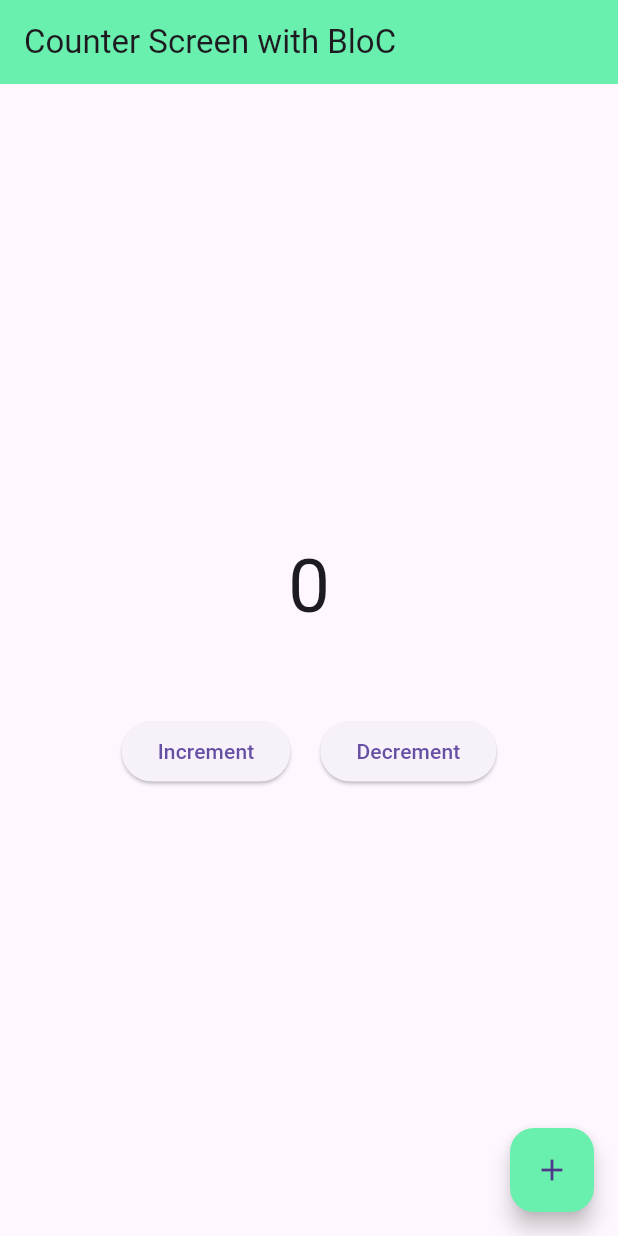
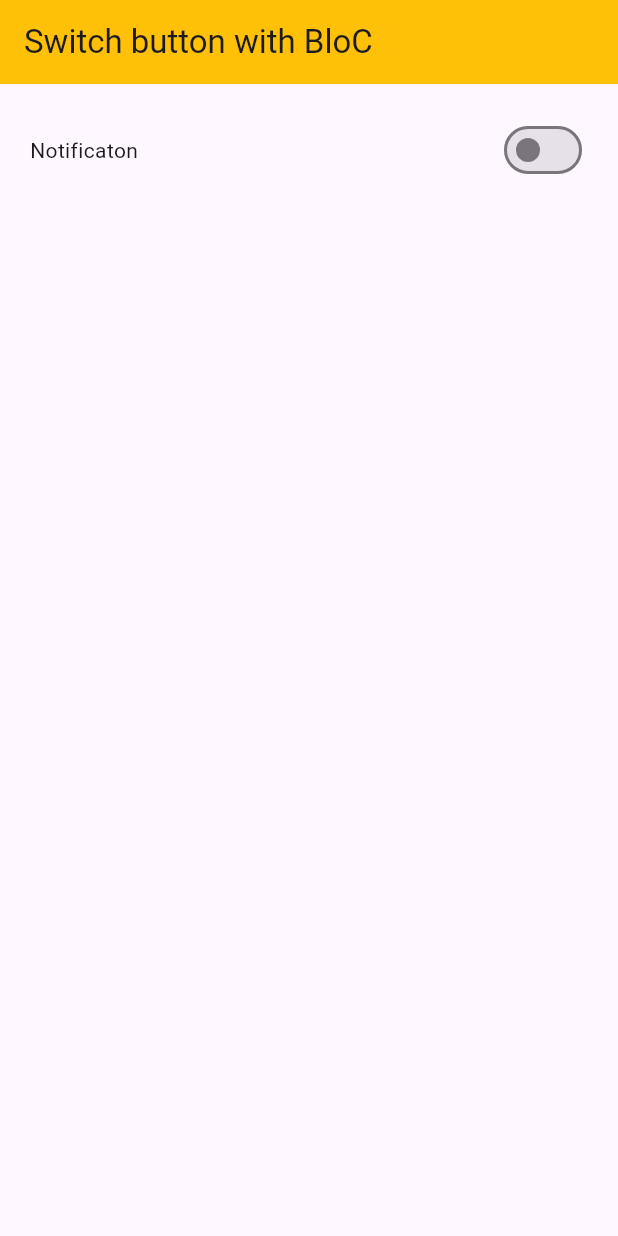
Before and after one commit to farizfarooqui/Flutter-BloC, a Flutter app: the screen it shows after launch, on a phone screen of 412 x 824 dp. Run offline on Flutter 3.47's test engine with Material 3 defaults, Android fonts, the light colour scheme and no system bars; our stand-ins replace bloc, equatable, flutter_bloc.

Commit message:
toggle button flutter bloC

```diff
--- a/lib/main.dart
+++ b/lib/main.dart
@@ -1,5 +1,7 @@
 import 'package:blocpract/HomeView/bloc/home_bloc.dart';
 import 'package:blocpract/HomeView/counterscreen.dart';
+import 'package:blocpract/switch_screen/bloc/switch_bloc.dart';
+import 'package:blocpract/switch_screen/bloc/switch_screen.dart';
 import 'package:flutter/material.dart';
 import 'package:flutter_bloc/flutter_bloc.dart';
 
@@ -12,9 +14,13 @@ class MyApp extends StatelessWidget {
   // This widget is the root of your application.
   @override
   Widget build(BuildContext context) {
+    // return MaterialApp(
+    //   home: SwitchScreen(),
+    // );
+
     return BlocProvider(
-        create: (_) => HomeBloc(),
+        create: (_) => SwitchBloc(),
         child: const MaterialApp(
-            debugShowCheckedModeBanner: false, home: CounterScreen()));
+            debugShowCheckedModeBanner: false, home: SwitchScreen()));
   }
 }
--- a/lib/person.dart
+++ /dev/null
@@ -1,12 +0,0 @@
-import 'package:equatable/equatable.dart';
-
-class Person extends Equatable {
-  final String name;
-  final int age;
-
-  Person({required this.name, required this.age});
-
-  @override
-  // TODO: implement props
-  List<Object?> get props => [name, age];
-}
--- /dev/null
+++ b/lib/switch_screen/bloc/switch_bloc.dart
@@ -0,0 +1,18 @@
+import 'dart:async';
+
+import 'package:bloc/bloc.dart';
+import 'package:equatable/equatable.dart';
+
+part 'switch_event.dart';
+part 'switch_state.dart';
+
+class SwitchBloc extends Bloc<SwitchEvent, SwitchState> {
+  SwitchBloc() : super(SwitchState()) {
+    on<EnableOrDisableSwitchEvent>(enableOrDisableSwitchEvent);
+  }
+
+  FutureOr<void> enableOrDisableSwitchEvent(
+      EnableOrDisableSwitchEvent event, Emitter<SwitchState> emit) {
+    emit(state.copyWith(isSwitch: !state.isSwitch));
+  }
+}
--- /dev/null
+++ b/lib/switch_screen/bloc/switch_event.dart
@@ -0,0 +1,10 @@
+part of 'switch_bloc.dart';
+
+abstract class SwitchEvent extends Equatable {
+  const SwitchEvent();
+
+  @override
+  List<Object> get props => [];
+}
+
+class EnableOrDisableSwitchEvent extends SwitchEvent {}
--- /dev/null
+++ b/lib/switch_screen/bloc/switch_screen.dart
@@ -0,0 +1,45 @@
+import 'package:blocpract/switch_screen/bloc/switch_bloc.dart';
+import 'package:flutter/material.dart';
+import 'package:flutter_bloc/flutter_bloc.dart';
+
+class SwitchScreen extends StatefulWidget {
+  const SwitchScreen({super.key});
+
+  @override
+  State<SwitchScreen> createState() => _SwitchScreenState();
+}
+
+class _SwitchScreenState extends State<SwitchScreen> {
+  @override
+  Widget build(BuildContext context) {
+    return Scaffold(
+      appBar: AppBar(
+        title: const Text('Switch button with BloC'),
+        backgroundColor: Colors.amber,
+      ),
+      body: Padding(
+        padding: const EdgeInsets.all(20.0),
+        child: Column(
+          children: [
+            Row(
+              mainAxisAlignment: MainAxisAlignment.spaceBetween,
+              children: [
+                const Text('Notificaton'),
+                BlocBuilder<SwitchBloc, SwitchState>(
+                  builder: (context, state) {
+                    return Switch(
+                        value: state.isSwitch,
+                        onChanged: (newvalue) {
+                          context.read<SwitchBloc>.call()
+                              .add(EnableOrDisableSwitchEvent());
+                        });
+                  },
+                )
+              ],
+            )
+          ],
+        ),
+      ),
+    );
+  }
+}
--- /dev/null
+++ b/lib/switch_screen/bloc/switch_state.dart
@@ -0,0 +1,13 @@
+part of 'switch_bloc.dart';
+
+class SwitchState extends Equatable {
+  bool isSwitch;
+  SwitchState({this.isSwitch = false});
+
+  SwitchState copyWith({bool? isSwitch}) {
+    return SwitchState(isSwitch: isSwitch ?? this.isSwitch);
+  }
+
+  @override
+  List<Object> get props => [isSwitch];
+}
```
